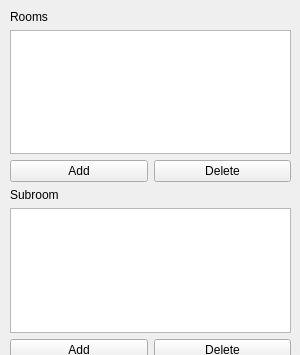
Qt form forms/roomlistwidget.ui (JuPedSim/jpseditor) before a commit; both pictures show x 0 to 300 and y 0 to 355 of the 300 by 600 pixel window.
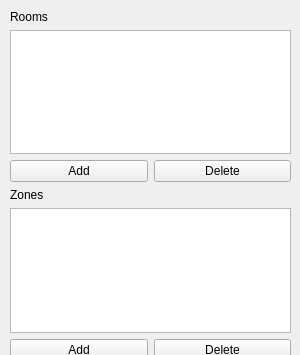
The same form after that commit.

Commit message: Add basic zone widget for right dockwidget #81 Define subroom

```diff
--- a/forms/roomlistwidget.ui
+++ b/forms/roomlistwidget.ui
@@ -72,7 +72,7 @@
       <item>
        <widget class="QLabel" name="label_subrrom">
         <property name="text">
-         <string>Subroom</string>
+         <string>Zones</string>
         </property>
        </widget>
       </item>
```
Left out of the diff: 2 changed lines with no effect on the pictures. The commit also changes 5 other files.
